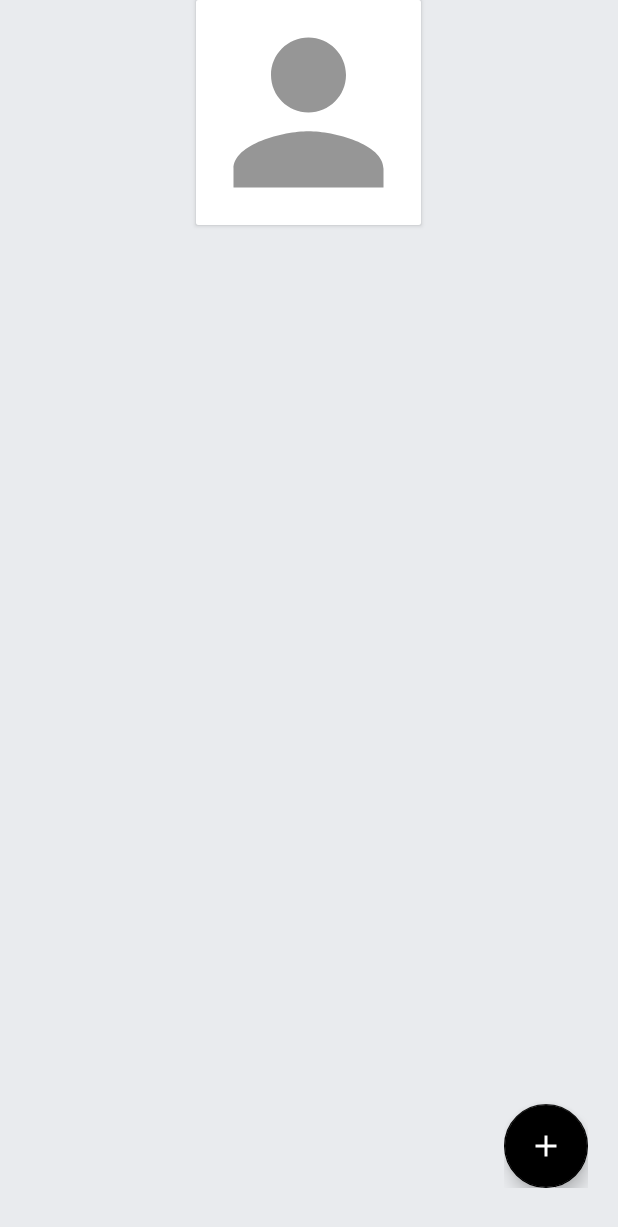
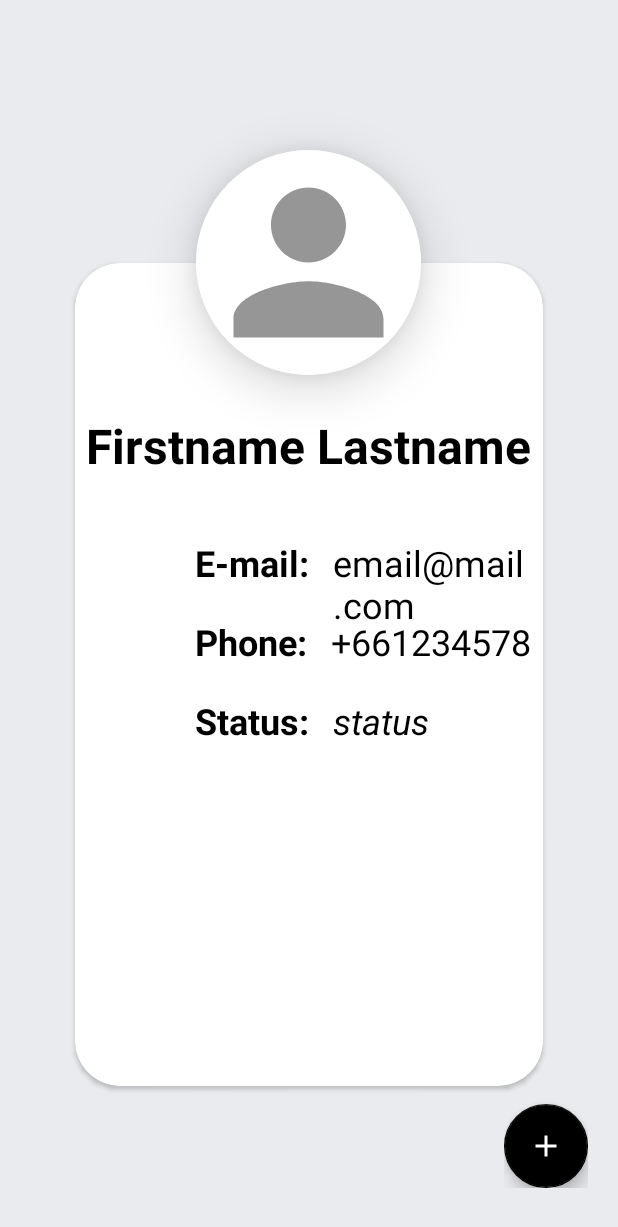
Before and after one commit to yawpraxg/MediFindApplication, an Android app: the screen it shows after launch (MainActivity), on a phone screen of 412 x 824 dp. Shown: the top 1227 px of the screen. Run offline under Robolectric (Android 15) with nearby library versions, the light colour scheme and no system bars.

Commit message:
Update MainUI 1.0.1

```diff
--- a/app/src/main/java/com/example/medifind2020/ShowResult.java
+++ b/app/src/main/java/com/example/medifind2020/ShowResult.java
@@ -15,6 +15,7 @@ public class ShowResult extends AppCompatActivity {
     TextView mBrand, mGeneric, mSize, mColor, mProperties, mDosage, mSideEffects;
     ImageView image;
     FirebaseFirestore firebaseFirestore;
+    MedItem medItem;
 
     @Override
     protected void onCreate(Bundle savedInstanceState) {
@@ -39,7 +40,5 @@ public class ShowResult extends AppCompatActivity {
 
         firebaseFirestore.document("MedKey");
 
-
-
     }
 }
--- a/app/src/main/res/layout/activity_main.xml
+++ b/app/src/main/res/layout/activity_main.xml
@@ -6,6 +6,137 @@
     android:layout_height="match_parent"
     android:background="@color/bg"
     tools:context=".MainActivity">
+
+    <RelativeLayout
+        android:layout_width="match_parent"
+        android:layout_height="match_parent">
+
+        <androidx.cardview.widget.CardView
+            android:layout_width="wrap_content"
+            android:layout_height="wrap_content"
+            android:layout_centerHorizontal="true"
+            android:layout_marginTop="100dp"
+            app:cardElevation="20dp"
+            app:cardCornerRadius="100dp">
+
+            <ImageView
+                android:layout_width="wrap_content"
+                android:layout_height="wrap_content"
+                android:id="@+id/user_image"
+                android:src="@drawable/ic_baseline_person_24"
+                android:background="@color/white"
+                android:layout_centerHorizontal="true">
+            </ImageView>
+        </androidx.cardview.widget.CardView>
+
+        <androidx.cardview.widget.CardView
+            android:layout_width="match_parent"
+            android:layout_height="match_parent"
+            android:layout_centerHorizontal="true"
+            android:layout_marginStart="100dp"
+            android:layout_marginBottom="100dp"
+            android:layout_marginTop="175dp"
+            app:cardCornerRadius="30dp">
+
+            <RelativeLayout
+                android:layout_width="match_parent"
+                android:layout_height="match_parent">
+
+                <TextView
+                    android:layout_width="wrap_content"
+                    android:layout_height="wrap_content"
+                    android:id="@+id/user_name"
+                    android:layout_centerHorizontal="true"
+                    android:layout_marginTop="100dp"
+                    android:text="Firstname Lastname"
+                    android:textSize="32dp"
+                    android:textStyle="bold"
+                    android:textColor="@color/black">
+                </TextView>
+
+                <TextView
+                    android:layout_width="wrap_content"
+                    android:layout_height="wrap_content"
+                    android:id="@+id/user_email"
+                    android:layout_below="@id/user_name"
+                    android:layout_marginTop="40dp"
+                    android:layout_marginLeft="80dp"
+                    android:text="E-mail: "
+                    android:textSize="24dp"
+                    android:textStyle="bold"
+                    android:textColor="@color/black">
+                </TextView>
+
+                <TextView
+                    android:layout_width="wrap_content"
+                    android:layout_height="wrap_content"
+                    android:id="@+id/user_email_value"
+                    android:layout_below="@id/user_name"
+                    android:layout_toRightOf="@id/user_email"
+                    android:layout_marginTop="40dp"
+                    android:layout_marginLeft="10dp"
+                    android:text="email@mail.com"
+                    android:textSize="24dp"
+                    android:textStyle="normal"
+                    android:textColor="@color/black">
+                </TextView>
+
+                <TextView
+                    android:layout_width="wrap_content"
+                    android:layout_height="wrap_content"
+                    android:id="@+id/user_phone"
+                    android:layout_below="@id/user_email"
+                    android:layout_marginTop="20dp"
+                    android:layout_marginLeft="80dp"
+                    android:text="Phone: "
+                    android:textSize="24dp"
+                    android:textStyle="bold"
+                    android:textColor="@color/black">
+                </TextView>
+
+                <TextView
+                    android:layout_width="wrap_content"
+                    android:layout_height="wrap_content"
+                    android:id="@+id/user_phone_value"
+                    android:layout_below="@id/user_email"
+                    android:layout_toRightOf="@id/user_phone"
+                    android:layout_marginTop="20dp"
+                    android:layout_marginLeft="10dp"
+                    android:text="+661234578"
+                    android:textSize="24dp"
+                    android:textStyle="normal"
+                    android:textColor="@color/black">
+                </TextView>
+
+                <TextView
+                    android:layout_width="wrap_content"
+                    android:layout_height="wrap_content"
+                    android:id="@+id/user_status"
+                    android:layout_below="@id/user_phone"
+                    android:layout_marginTop="20dp"
+                    android:layout_marginLeft="80dp"
+                    android:text="Status: "
+                    android:textSize="24dp"
+                    android:textStyle="bold"
+                    android:textColor="@color/black">
+                </TextView>
+
+                <TextView
+                    android:layout_width="wrap_content"
+                    android:layout_height="wrap_content"
+                    android:id="@+id/user_status_value"
+                    android:layout_below="@id/user_phone"
+                    android:layout_toRightOf="@id/user_status"
+                    android:layout_marginTop="20dp"
+                    android:layout_marginLeft="10dp"
+                    android:text="status"
+                    android:textSize="24dp"
+                    android:textStyle="italic"
+                    android:textColor="@color/black">
+                </TextView>
+            </RelativeLayout>
+        </androidx.cardview.widget.CardView>
+    </RelativeLayout>
 
     <LinearLayout
         android:layout_width="wrap_content"
@@ -57,37 +188,4 @@
             app:backgroundTint="@color/black">
         </com.google.android.material.floatingactionbutton.FloatingActionButton>
     </LinearLayout>
-
-    <RelativeLayout
-        android:layout_width="match_parent"
-        android:layout_height="match_parent">
-
-        <androidx.cardview.widget.CardView
-            android:layout_width="wrap_content"
-            android:layout_height="wrap_content"
-            android:layout_centerHorizontal="true">
-
-            <ImageView
-                android:layout_width="wrap_content"
-                android:layout_height="wrap_content"
-                android:id="@+id/user_image"
-                android:src="@drawable/ic_baseline_person_24"
-                android:background="@color/white"
-                android:layout_centerHorizontal="true">
-            </ImageView>
-        </androidx.cardview.widget.CardView>
-
-<!--        <TextView-->
-<!--            android:layout_width="wrap_content"-->
-<!--            android:layout_height="wrap_content"-->
-<!--            android:id="@+id/user_name"-->
-<!--            android:layout_centerHorizontal="true"-->
-<!--            android:layout_below="@id/user_image"-->
-<!--            android:layout_marginTop="20dp"-->
-<!--            android:text="Firstname Lastname"-->
-<!--            android:textSize="24dp"-->
-<!--            android:textStyle="bold"-->
-<!--            android:textColor="@color/black">-->
-<!--        </TextView>-->
-    </RelativeLayout>
 </androidx.constraintlayout.widget.ConstraintLayout>
```
